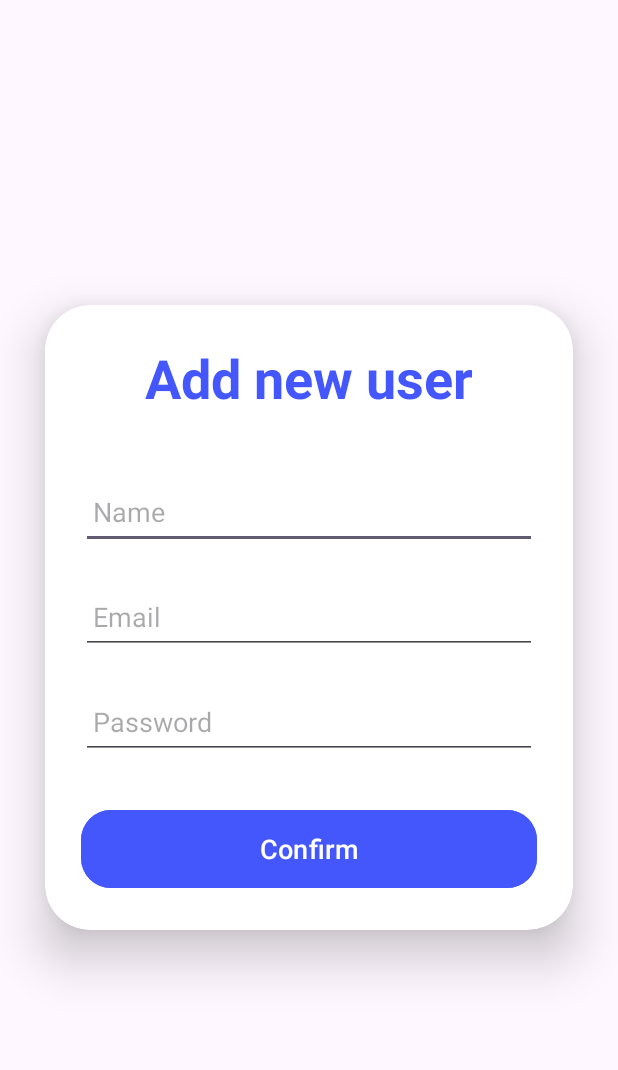
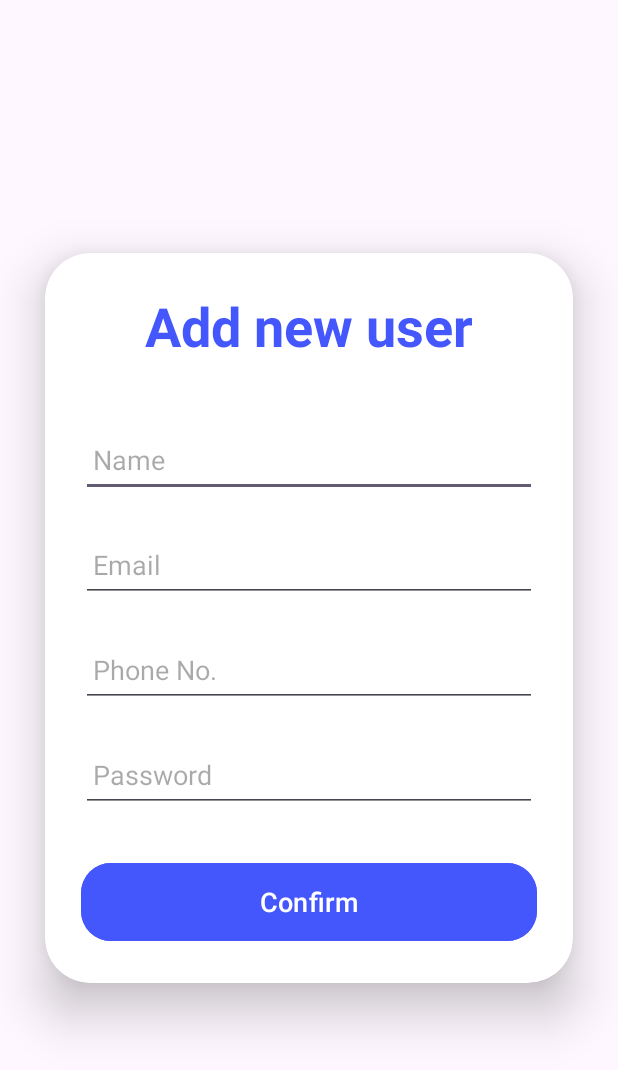
Before and after one commit to VedprakashLilhare/Vedu, an Android app: the SignupActivity screen opened directly, with no data from a screen before it, on a phone screen of 412 x 824 dp. Shown: the top 1070 px of the screen. Run offline under Robolectric (Android 15) with nearby library versions, the phone set to English and light mode, and no system bars; our stand-ins replace Firebase (no records; nobody signed in at launch, a user with empty details on screens opened directly).

Commit message:
admin page new ui

```diff
--- a/app/src/main/java/com/ved/Vedu/SignupActivity.java
+++ b/app/src/main/java/com/ved/Vedu/SignupActivity.java
@@ -2,6 +2,7 @@ package com.ved.Vedu;
 
 import androidx.appcompat.app.AppCompatActivity;
 
+import android.annotation.SuppressLint;
 import android.content.Intent;
 import android.os.Bundle;
 import android.view.View;
@@ -16,11 +17,12 @@ import com.ved.mysafety.R;
 
 public class SignupActivity extends AppCompatActivity {
 
-    EditText signupName, signupEmail, signupPassword;
+    EditText signupName, signupEmail, addphone, signupPassword;
     Button signupButton;
     FirebaseDatabase database;
     DatabaseReference reference;
 
+    @SuppressLint("MissingInflatedId")
     @Override
     protected void onCreate(Bundle savedInstanceState) {
         super.onCreate(savedInstanceState);
@@ -29,15 +31,17 @@ public class SignupActivity extends AppCompatActivity {
         signupEmail = findViewById(R.id.signup_email);
         signupPassword = findViewById(R.id.signup_password);
         signupButton = findViewById(R.id.signup_button);
+        addphone = findViewById(R.id.phone);
         signupButton.setOnClickListener(new View.OnClickListener() {
             @Override
             public void onClick(View view) {
                 database = FirebaseDatabase.getInstance();
-                reference = database.getReference("users");
+                reference = database.getReference("user");
                 String name = signupName.getText().toString();
                 String email = signupEmail.getText().toString();
+                String phone = addphone.getText().toString();
                 String password = signupPassword.getText().toString();
-                HelperClass helperClass = new HelperClass(name, email, password);
+                HelperClass helperClass = new HelperClass(name, email,phone, password);
                 reference.child(email).setValue(helperClass);
                 Toast.makeText(SignupActivity.this, "You added user successfully!", Toast.LENGTH_SHORT).show();
                 Intent intent = new Intent(SignupActivity.this, admin.class);
--- a/app/src/main/res/layout/activity_signup.xml
+++ b/app/src/main/res/layout/activity_signup.xml
@@ -52,6 +52,15 @@
                 android:drawablePadding="8dp"
                 android:textColor="@color/black"/>
 
+            <EditText
+                android:layout_width="match_parent"
+                android:layout_height="50dp"
+                android:id="@+id/phone"
+                android:layout_marginTop="20dp"
+                android:padding="8dp"
+                android:hint="Phone No."
+                android:drawablePadding="8dp"
+                android:textColor="@color/black"/>
 
             <EditText
                 android:layout_width="match_parent"
```
Also changed, not shown: app/src/main/java/com/ved/Vedu/HelperClass.java (+15 -2 lines).
